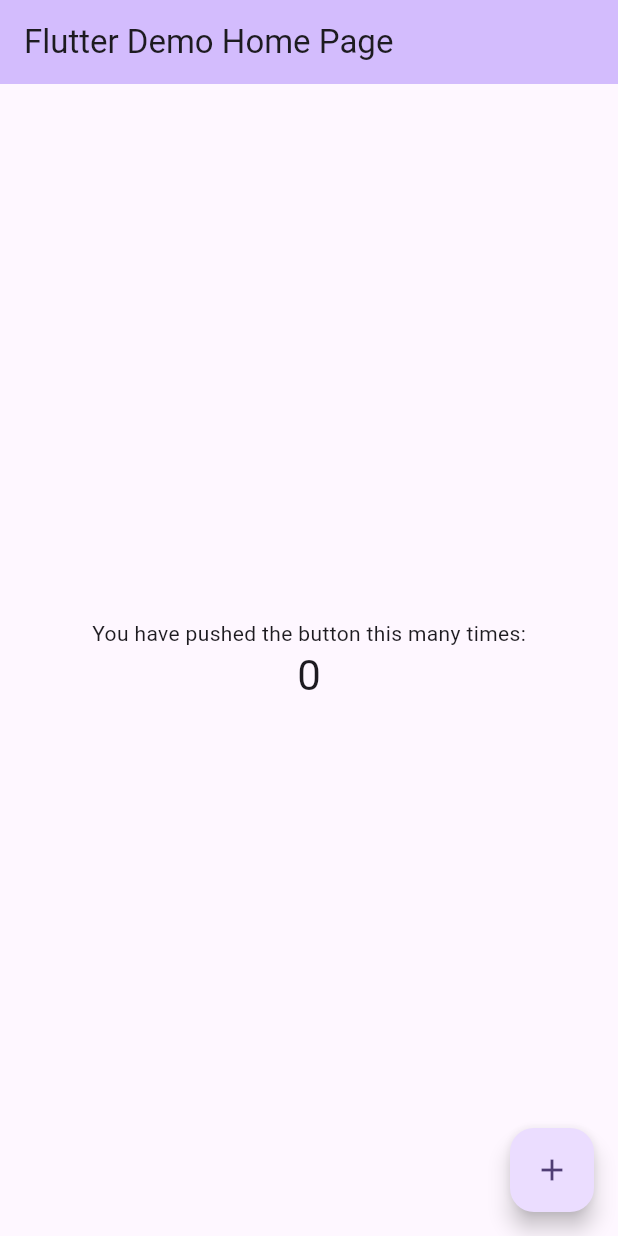
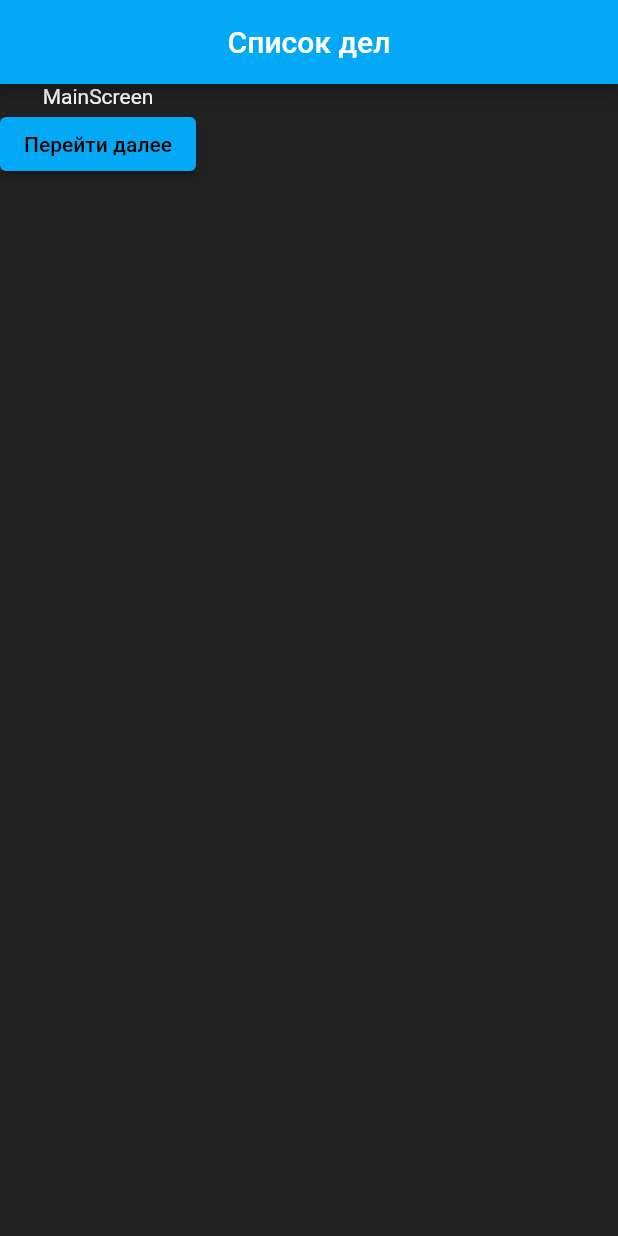
Before and after one commit to mrdamos69/to_do_list, a Flutter app: the screen it shows after launch, on a phone screen of 412 x 824 dp. Run offline on Flutter 3.47's test engine with Material 2 defaults, Android fonts, the phone set to English and light mode, and no system bars; our stand-ins replace firebase_core; accounts and stored records are empty.

```diff
--- a/lib/main.dart
+++ b/lib/main.dart
@@ -1,69 +1,24 @@
 import 'package:flutter/material.dart';
+import 'package:todolist/pages/home.dart';
+import 'package:todolist/pages/mainScreen.dart';
 
-void main() {
-  runApp(const MyApp());
+import 'package:firebase_core/firebase_core.dart';
+import 'firebase_options.dart';
+
+
+void main() async{
+  WidgetsFlutterBinding.ensureInitialized();
+  await Firebase.initializeApp(
+    options: DefaultFirebaseOptions.currentPlatform,
+  );
+  runApp(MaterialApp(
+    theme: ThemeData(
+      primarySwatch: Colors.lightBlue,
+    ),
+    initialRoute: '/',
+    routes: {
+      '/': (context) => MainScreen(),
+      '/todo': (context) => Home(),
+    },
+  ));
 }
-
-class MyApp extends StatelessWidget {
-  const MyApp({super.key});
-
-  // This widget is the root of your application.
-  @override
-  Widget build(BuildContext context) {
-    return MaterialApp(
-      title: 'Flutter Demo',
-      theme: ThemeData(
-        colorScheme: ColorScheme.fromSeed(seedColor: Colors.deepPurple),
-        useMaterial3: true,
-      ),
-      home: const MyHomePage(title: 'Flutter Demo Home Page'),
-    );
-  }
-}
-
-class MyHomePage extends StatefulWidget {
-  const MyHomePage({super.key, required this.title});
-  final String title;
-
-  @override
-  State<MyHomePage> createState() => _MyHomePageState();
-}
-
-class _MyHomePageState extends State<MyHomePage> {
-  int _counter = 0;
-
-  void _incrementCounter() {
-    setState(() {
-      _counter++;
-    });
-  }
-
-  @override
-  Widget build(BuildContext context) {
-    return Scaffold(
-      appBar: AppBar(
-        backgroundColor: Theme.of(context).colorScheme.inversePrimary,
-        title: Text(widget.title),
-      ),
-      body: Center(
-        child: Column(
-          mainAxisAlignment: MainAxisAlignment.center,
-          children: <Widget>[
-            const Text(
-              'You have pushed the button this many times:',
-            ),
-            Text(
-              '$_counter',
-              style: Theme.of(context).textTheme.headlineMedium,
-            ),
-          ],
-        ),
-      ),
-      floatingActionButton: FloatingActionButton(
-        onPressed: _incrementCounter,
-        tooltip: 'Increment',
-        child: const Icon(Icons.add),
-      ),
-    );
-  }
-}
--- /dev/null
+++ b/lib/pages/mainScreen.dart
@@ -0,0 +1,28 @@
+import 'package:flutter/material.dart';
+
+    class MainScreen extends StatelessWidget {
+      const MainScreen({super.key});
+
+      @override
+      Widget build(BuildContext context) {
+        return Scaffold(
+            backgroundColor: Colors.grey[900],
+            appBar: AppBar(
+              title: Text('Список дел', style: TextStyle(color: Colors.white),),
+              centerTitle: true,
+            ),
+            body: Column(
+              children: [
+                Text('MainScreen',style: TextStyle(color: Colors.white),),
+                ElevatedButton(
+                    onPressed: () {
+                      // Navigator.pushNamed(context, '/todo');
+                      // Navigator.pushNamedAndRemoveUntil(context, '/todo', (route) => false);
+                      Navigator.pushReplacementNamed(context, '/todo');
+                    },
+                    child: Text('Перейти далее'))
+              ],
+            )
+        );
+      }
+    }
--- a/pubspec.yaml
+++ b/pubspec.yaml
@@ -35,6 +35,7 @@ dependencies:
   # The following adds the Cupertino Icons font to your application.
   # Use with the CupertinoIcons class for iOS style icons.
   cupertino_icons: ^1.0.2
+  firebase_core:
 
 dev_dependencies:
   flutter_test:
```
Also changed, not shown: lib/pages/home.dart (added, +131 -0 lines), lib/firebase_options.dart (added), pubspec.lock, 8 other files.
